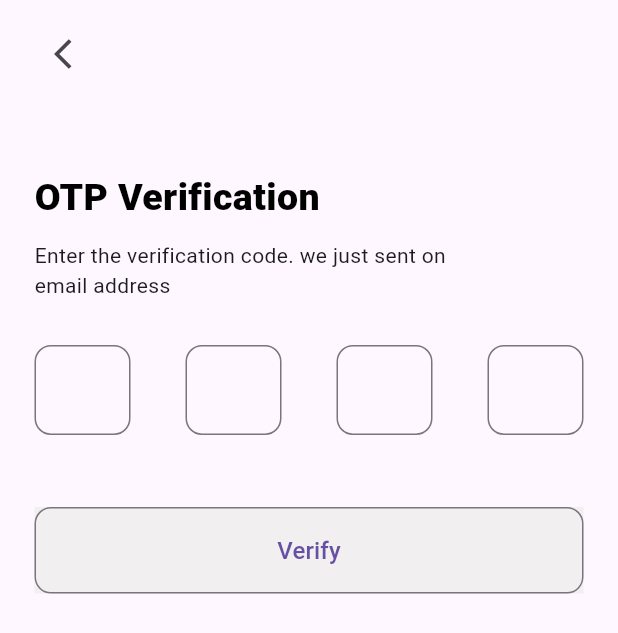
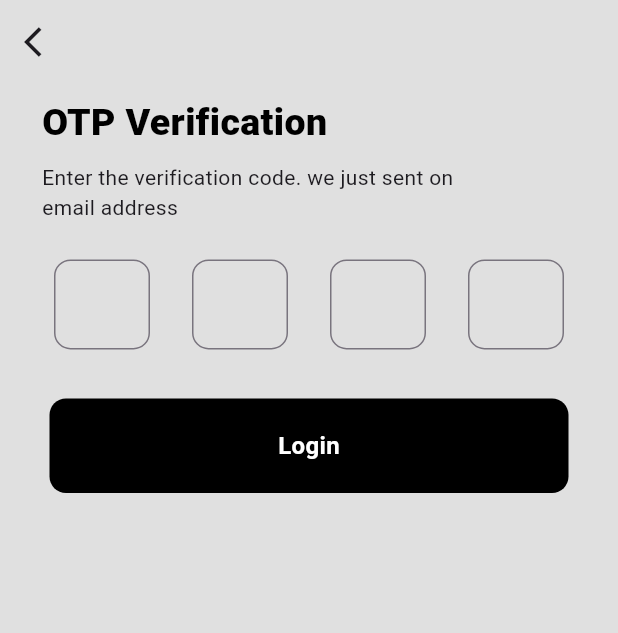
Before and after one commit to safvansafvan/Nexon_ev_booking_app, a Flutter app: the OtpScreen screen opened directly, on a phone screen of 412 x 824 dp. Shown: the top 633 px of the screen. Run offline on Flutter 3.47's test engine with Material 2 defaults, Android fonts, the light colour scheme and no system bars; our stand-ins replace animated_custom_dropdown, awesome_dialog, email_validator, emoji_picker_flutter, flutter_map, fluttertoast and 13 more; missing offline and left inert: razorpay_flutter, sticky_grouped_list, syncfusion_flutter_pdfviewer; accounts and stored records are empty; network calls fail; Roboto replaces fonts that are missing (Philosopher); project files that could hold a hidden picture were left out.

Commit message:
otp verfiy screen updated

```diff
--- a/lib/presentation/screens/authentication/otp_verify.dart
+++ b/lib/presentation/screens/authentication/otp_verify.dart
@@ -12,8 +12,17 @@ class OtpScreen extends StatelessWidget {
   @override
   Widget build(BuildContext context) {
     final otpProvider = context.watch<OtpProvider>();
-    var screenHeight = MediaQuery.of(context).size.height;
     return Scaffold(
+      backgroundColor: loginBackground,
+      appBar: AppBar(
+        backgroundColor: loginBackground,
+        leading: IconButton(
+          onPressed: () {
+            Navigator.pop(context);
+          },
+          icon: const Icon(Icons.arrow_back_ios),
+        ),
+      ),
       body: SafeArea(
         child: Padding(
           padding: const EdgeInsets.all(8),
@@ -25,18 +34,11 @@ class OtpScreen extends StatelessWidget {
                   )
                 : Form(
                     key: otpProvider.formKey3,
-                    child: ListView(children: [
-                      ListTile(
-                        leading: IconButton(
-                          onPressed: () {
-                            Navigator.pop(context);
-                          },
-                          icon: const Icon(Icons.arrow_back_ios),
-                        ),
-                      ),
-                      Padding(
-                        padding:
-                            const EdgeInsets.only(left: 15, top: 50, right: 15),
+                    child: Column(
+                      crossAxisAlignment: CrossAxisAlignment.start,
+                      children: [
+                        Container(
+                          margin: const EdgeInsets.symmetric(horizontal: 20),
                           child: Column(
                             crossAxisAlignment: CrossAxisAlignment.start,
                             children: [
@@ -47,66 +49,50 @@ class OtpScreen extends StatelessWidget {
                                     color: kBlack,
                                     size: 25),
                               ),
-                            const SizedBox(
-                              height: 10,
-                            ),
+                              CustomHeight.heightTen(context),
                               const Text(
                                   "Enter the verification code. we just sent on\nemail address"),
-                            const SizedBox(
-                              height: 30,
-                            ),
-                            Form(
-                              child: Row(
-                                mainAxisAlignment:
-                                    MainAxisAlignment.spaceBetween,
-                                children: [
-                                  OtpTextField(
-                                      controller: otpProvider.otpNumone),
-                                  OtpTextField(
-                                      controller: otpProvider.otpNumTwo),
-                                  OtpTextField(
-                                      controller: otpProvider.otpNumThree),
-                                  OtpTextField(
-                                      controller: otpProvider.otpNumFour),
                             ],
                           ),
                         ),
-                            const SizedBox(
-                              height: 40,
+                        CustomHeight.commonHeightz(context),
+                        Form(
+                          child: Row(
+                            mainAxisAlignment: MainAxisAlignment.spaceEvenly,
+                            children: [
+                              OtpTextField(controller: otpProvider.otpNumone),
+                              OtpTextField(controller: otpProvider.otpNumTwo),
+                              OtpTextField(controller: otpProvider.otpNumThree),
+                              OtpTextField(controller: otpProvider.otpNumFour),
+                            ],
                           ),
-                            Container(
-                              width: double.infinity,
-                              height: screenHeight * 0.07,
-                              color: const Color.fromARGB(255, 241, 239, 239),
-                              child: OutlinedButton(
-                                style: ButtonStyle(
-                                  shape: MaterialStateProperty.all(
-                                      RoundedRectangleBorder(
-                                          borderRadius: radiusTen)),
                         ),
-                                onPressed: () async {
-                                  if (otpProvider.formKey3.currentState!
-                                      .validate()) {
+                        CustomHeight.commonHeightz(context),
+                        InkWell(
+                          onTap: () async {
+                            if (otpProvider.formKey3.currentState!.validate()) {
                               await value
                                   .getOtpVerificationButtonClick(context);
                             }
                           },
+                          child: Container(
+                            padding: const EdgeInsets.all(20),
+                            margin: const EdgeInsets.symmetric(horizontal: 25),
+                            decoration: BoxDecoration(
+                                color: kBlack, borderRadius: radiusTen),
+                            child: Center(
                               child: Text(
-                                  'Verify',
+                                'Login',
                                 style: textStyleFuc(
-                                      weight: FontWeight.w500,
-                                      color: null,
+                                    weight: FontWeight.bold,
+                                    color: kwhite,
                                     size: 16),
                               ),
                             ),
                           ),
-                            SizedBox(
-                              height: screenHeight * 0.09,
                         ),
                       ],
                     ),
-                      ),
-                    ]),
                   );
           }),
         ),
```
Lines whose indentation alone changed are shown as unchanged.
